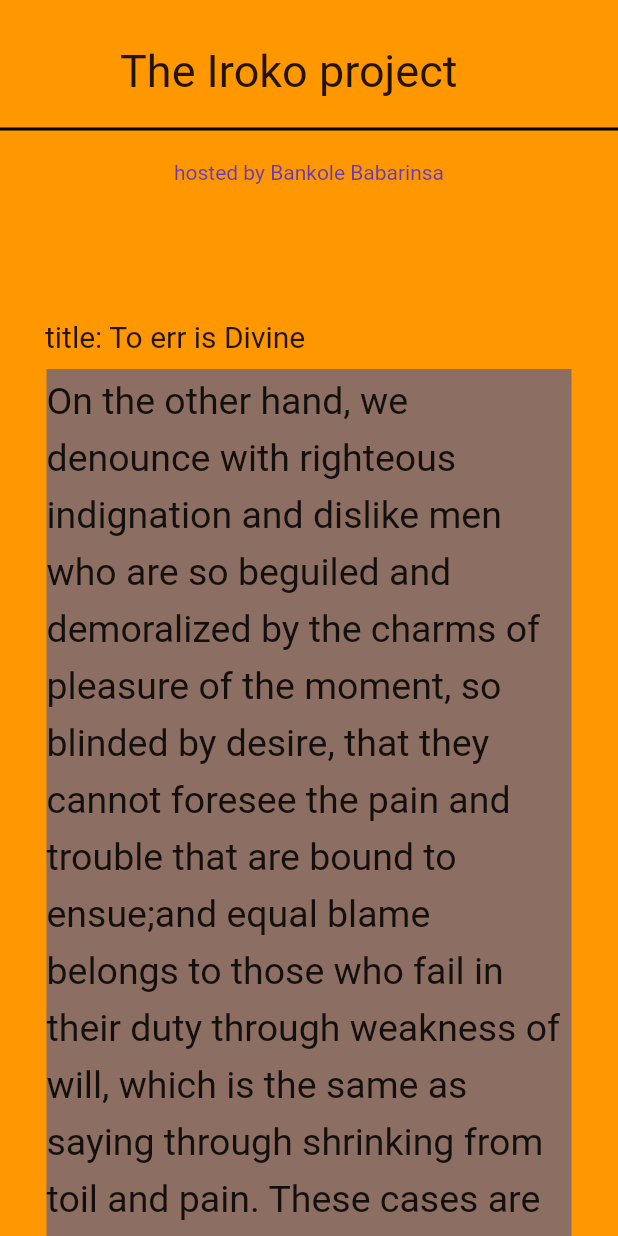
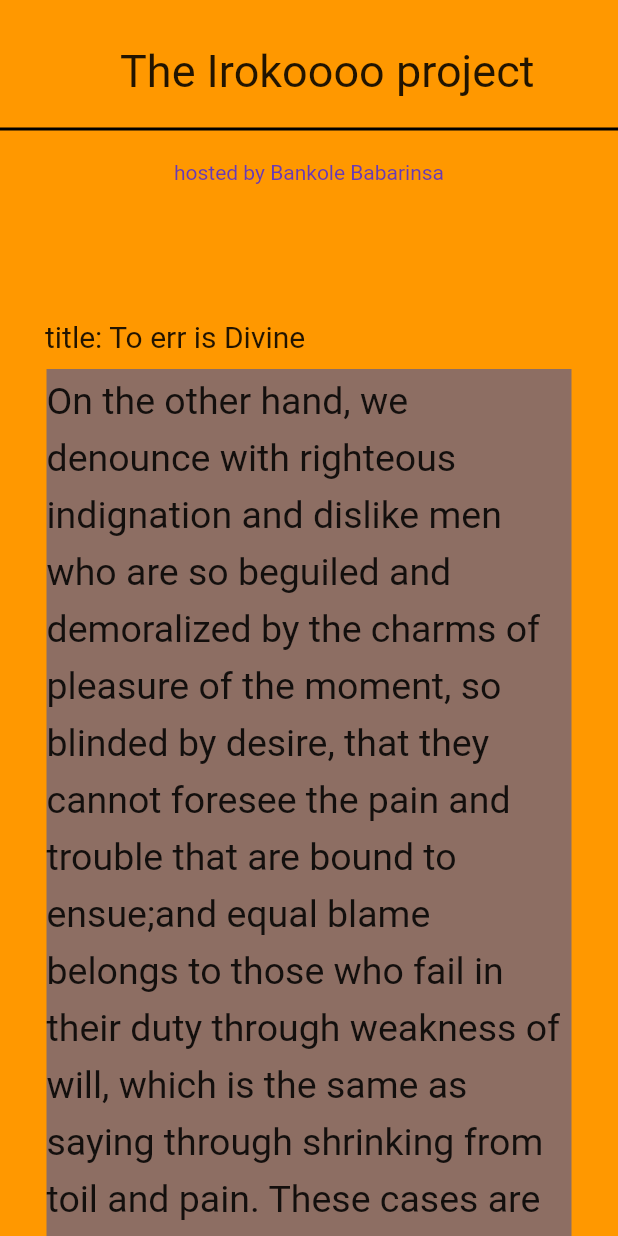
Before and after one commit to BankoleOcean29/blog_project, a Flutter app: the screen it shows after launch, on a phone screen of 412 x 824 dp. Run offline on Flutter 3.47's test engine with Material 2 defaults, Android fonts, the phone set to English and light mode, and no system bars.

Commit message:
tiny update

```diff
--- a/lib/main.dart
+++ b/lib/main.dart
@@ -42,7 +42,7 @@ class _BlogState extends State<Blog> {
                     width: 80,
                   ),
                   Text(
-                    'The Iroko project',
+                    'The Irokoooo project',
                     style: TextStyle(fontSize: 30),
                   ),
                 ],
```
Also changed, not shown: firebase.json (added), 4 other files.
